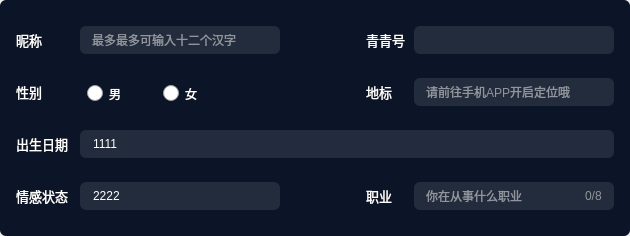
The window that changeUserInfo/baseInfoWidget.ui (KikyoShaw/QtWidgetsApplication) describes before a commit, drawn with Qt 5.
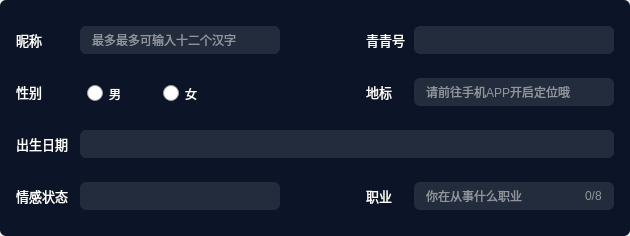
The same window after the commit. Icons and pictures are not drawn.

What changed in the file:
```diff
--- a/changeUserInfo/baseInfoWidget.ui
+++ b/changeUserInfo/baseInfoWidget.ui
@@ -331,7 +331,7 @@
        <string notr="true"/>
       </property>
       <property name="text">
-       <string>2222</string>
+       <string/>
       </property>
      </widget>
      <widget class="QLabel" name="label_birth">
@@ -347,7 +347,7 @@
        <string notr="true"/>
       </property>
       <property name="text">
-       <string>1111</string>
+       <string/>
       </property>
      </widget>
     </widget>
```
